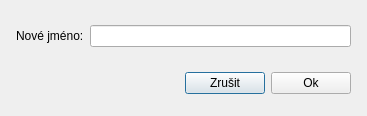
Qt form crypto_chat/namechangedialog.ui (RxiPland/crypto_chat) before a commit.
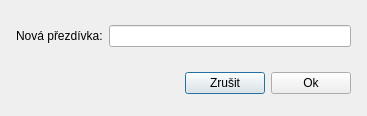
The same form after that commit.

The edit to the form file:
```diff
--- a/crypto_chat/namechangedialog.ui
+++ b/crypto_chat/namechangedialog.ui
@@ -53,7 +53,7 @@
        <item>
         <widget class="QLabel" name="label">
          <property name="text">
-          <string>Nové jméno:</string>
+          <string>Nová přezdívka:</string>
          </property>
         </widget>
        </item>
```
